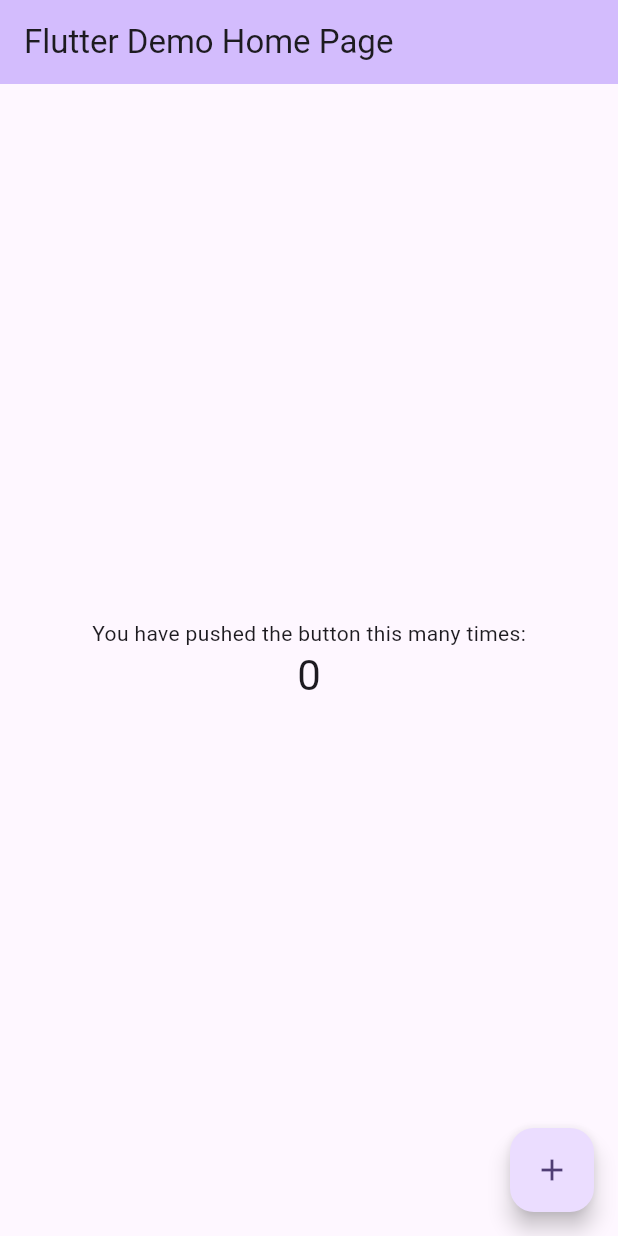
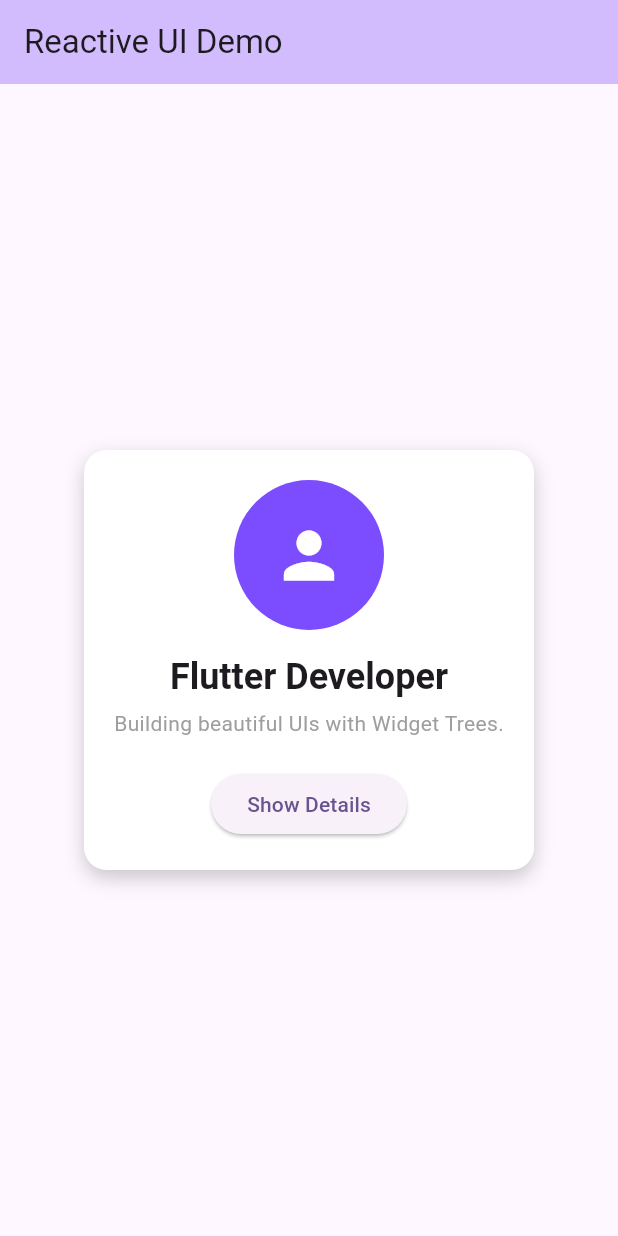
Before and after one commit to saiabishekpriyan/Hostel-hub-flutter-project, a Flutter app: the screen it shows after launch, on a phone screen of 412 x 824 dp. Run offline on Flutter 3.47's test engine with Material 3 defaults, Android fonts, the light colour scheme and no system bars; our stand-ins replace cloud_firestore, firebase_auth, firebase_core; accounts and stored records are empty.

Commit message:
feat: demonstrated widget tree and reactive UI model with state updates

```diff
--- a/project_structure_demo/lib/main.dart
+++ b/project_structure_demo/lib/main.dart
@@ -7,119 +7,117 @@
 class MyApp extends StatelessWidget {
   const MyApp({super.key});
 
-  // This widget is the root of your application.
   @override
   Widget build(BuildContext context) {
     return MaterialApp(
-      title: 'Flutter Demo',
+      title: 'Widget Tree Demo',
       theme: ThemeData(
-        // This is the theme of your application.
-        //
-        // TRY THIS: Try running your application with "flutter run". You'll see
-        // the application has a purple toolbar. Then, without quitting the app,
-        // try changing the seedColor in the colorScheme below to Colors.green
-        // and then invoke "hot reload" (save your changes or press the "hot
-        // reload" button in a Flutter-supported IDE, or press "r" if you used
-        // the command line to start the app).
-        //
-        // Notice that the counter didn't reset back to zero; the application
-        // state is not lost during the reload. To reset the state, use hot
-        // restart instead.
-        //
-        // This works for code too, not just values: Most code changes can be
-        // tested with just a hot reload.
         colorScheme: ColorScheme.fromSeed(seedColor: Colors.deepPurple),
         useMaterial3: true,
       ),
-      home: const MyHomePage(title: 'Flutter Demo Home Page'),
+      home: const ProfileCard(),
     );
   }
 }
 
-class MyHomePage extends StatefulWidget {
-  const MyHomePage({super.key, required this.title});
-
-  // This widget is the home page of your application. It is stateful, meaning
-  // that it has a State object (defined below) that contains fields that affect
-  // how it looks.
-
-  // This class is the configuration for the state. It holds the values (in this
-  // case the title) provided by the parent (in this case the App widget) and
-  // used by the build method of the State. Fields in a Widget subclass are
-  // always marked "final".
-
-  final String title;
+class ProfileCard extends StatefulWidget {
+  const ProfileCard({super.key});
 
   @override
-  State<MyHomePage> createState() => _MyHomePageState();
+  State<ProfileCard> createState() => _ProfileCardState();
 }
 
-class _MyHomePageState extends State<MyHomePage> {
-  int _counter = 0;
+class _ProfileCardState extends State<ProfileCard> {
+  // State variable to toggle details visibility
+  bool _showDetails = false;
 
-  void _incrementCounter() {
+  void _toggleDetails() {
     setState(() {
-      // This call to setState tells the Flutter framework that something has
-      // changed in this State, which causes it to rerun the build method below
-      // so that the display can reflect the updated values. If we changed
-      // _counter without calling setState(), then the build method would not be
-      // called again, and so nothing would appear to happen.
-      _counter++;
+      _showDetails = !_showDetails;
     });
   }
 
   @override
   Widget build(BuildContext context) {
-    // This method is rerun every time setState is called, for instance as done
-    // by the _incrementCounter method above.
-    //
-    // The Flutter framework has been optimized to make rerunning build methods
-    // fast, so that you can just rebuild anything that needs updating rather
-    // than having to individually change instances of widgets.
     return Scaffold(
       appBar: AppBar(
-        // TRY THIS: Try changing the color here to a specific color (to
-        // Colors.amber, perhaps?) and trigger a hot reload to see the AppBar
-        // change color while the other colors stay the same.
+        title: const Text('Reactive UI Demo'),
         backgroundColor: Theme.of(context).colorScheme.inversePrimary,
-        // Here we take the value from the MyHomePage object that was created by
-        // the App.build method, and use it to set our appbar title.
-        title: Text(widget.title),
       ),
       body: Center(
-        // Center is a layout widget. It takes a single child and positions it
-        // in the middle of the parent.
-        child: Column(
-          // Column is also a layout widget. It takes a list of children and
-          // arranges them vertically. By default, it sizes itself to fit its
-          // children horizontally, and tries to be as tall as its parent.
-          //
-          // Column has various properties to control how it sizes itself and
-          // how it positions its children. Here we use mainAxisAlignment to
-          // center the children vertically; the main axis here is the vertical
-          // axis because Columns are vertical (the cross axis would be
-          // horizontal).
-          //
-          // TRY THIS: Invoke "debug painting" (choose the "Toggle Debug Paint"
-          // action in the IDE, or press "p" in the console), to see the
-          // wireframe for each widget.
-          mainAxisAlignment: MainAxisAlignment.center,
-          children: <Widget>[
-            const Text(
-              'You have pushed the button this many times:',
-            ),
-            Text(
-              '$_counter',
-              style: Theme.of(context).textTheme.headlineMedium,
-            ),
-          ],
+        child: Container(
+          width: 300,
+          padding: const EdgeInsets.all(20),
+          decoration: BoxDecoration(
+            color: Colors.white,
+            borderRadius: BorderRadius.circular(15),
+            boxShadow: [
+              BoxShadow(
+                color: Colors.black.withOpacity(0.2),
+                blurRadius: 10,
+                offset: const Offset(0, 5),
+              ),
+            ],
+          ),
+          child: Column(
+            mainAxisSize: MainAxisSize.min,
+            children: [
+              // Profile Image
+              const CircleAvatar(
+                radius: 50,
+                backgroundColor: Colors.deepPurpleAccent,
+                child: Icon(Icons.person, size: 50, color: Colors.white),
+              ),
+              const SizedBox(height: 15),
+
+              // Name
+              Text(
+                'Flutter Developer',
+                style: Theme.of(context).textTheme.headlineSmall?.copyWith(
+                      fontWeight: FontWeight.bold,
+                    ),
+              ),
+              const SizedBox(height: 5),
+
+              // Bio/Description
+              const Text(
+                'Building beautiful UIs with Widget Trees.',
+                textAlign: TextAlign.center,
+                style: TextStyle(color: Colors.grey),
+              ),
+              const SizedBox(height: 20),
+
+              // Toggle Button
+              ElevatedButton(
+                onPressed: _toggleDetails,
+                child: Text(_showDetails ? 'Hide Details' : 'Show Details'),
+              ),
+
+              // Conditional Rendering based on State
+              if (_showDetails) ...[
+                const SizedBox(height: 20),
+                const Divider(),
+                const SizedBox(height: 10),
+                _buildDetailRow(Icons.email, 'dev@flutter.io'),
+                const SizedBox(height: 8),
+                _buildDetailRow(Icons.location_on, 'Internet'),
+                const SizedBox(height: 8),
+                _buildDetailRow(Icons.code, 'Dart & Flutter'),
+              ],
+            ],
+          ),
         ),
       ),
-      floatingActionButton: FloatingActionButton(
-        onPressed: _incrementCounter,
-        tooltip: 'Increment',
-        child: const Icon(Icons.add),
-      ), // This trailing comma makes auto-formatting nicer for build methods.
+    );
+  }
+
+  Widget _buildDetailRow(IconData icon, String text) {
+    return Row(
+      children: [
+        Icon(icon, size: 20, color: Colors.deepPurple),
+        const SizedBox(width: 10),
+        Text(text),
+      ],
     );
   }
 }
```
Also changed, not shown: package-lock.json (added), 2 other files.
